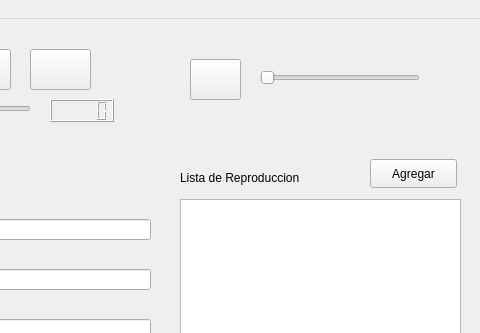
Qt form UI/mainWindows.ui (acs-um/mp3TagEditor) before a commit; both pictures show x 320 to 800 and y 0 to 333 of the 800 by 603 pixel window.
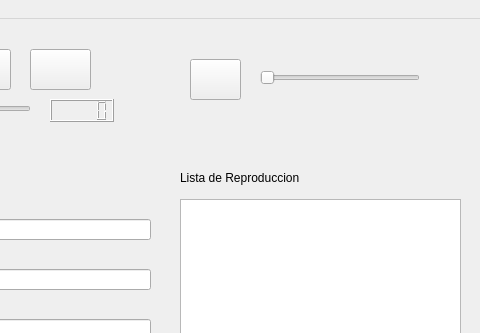
The same form after that commit. Icons and pictures are not drawn.

Commit message: Agregado el boton agregar carpeta al menu

Patch:
```diff
--- a/UI/mainWindows.ui
+++ b/UI/mainWindows.ui
@@ -485,19 +485,6 @@
      <enum>Qt::Horizontal</enum>
     </property>
    </widget>
-   <widget class="QPushButton" name="btnAdd">
-    <property name="geometry">
-     <rect>
-      <x>690</x>
-      <y>140</y>
-      <width>87</width>
-      <height>29</height>
-     </rect>
-    </property>
-    <property name="text">
-     <string>Agregar</string>
-    </property>
-   </widget>
    <zorder>btnPrev</zorder>
    <zorder>btnPlay</zorder>
    <zorder>btnNext</zorder>
```
Left out of the diff: 7 changed lines with no effect on the pictures. The commit also changes 3 other files.
